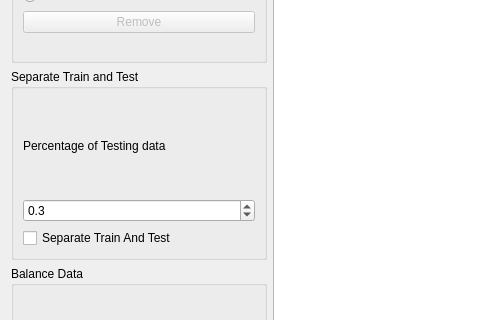
The window that GUI/Prepare.ui (salan668/FAE) describes before a commit, drawn with Qt 5; both pictures show x 0 to 480 and y 324 to 644 of the 1025 by 820 pixel window.
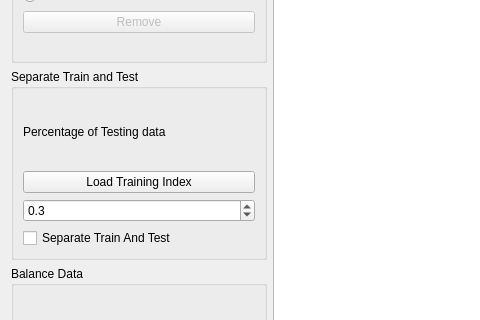
The same window after the commit.

Commit message: 1.Add a button to select same train/test set in Prepare 2.Add a function to find the best AUC value by one- standard error of the minimum criteria 3.Change AUC value of metric to a mean auc value after bootstraps 4.Change the curve of AUC vs feature number to a curve with standard error bar.

What changed in the file:
```diff
--- a/GUI/Prepare.ui
+++ b/GUI/Prepare.ui
@@ -126,6 +126,13 @@
               </property>
              </widget>
             </item>
+            <item>
+             <widget class="QPushButton" name="load_training_index">
+              <property name="text">
+               <string>Load Training Index</string>
+              </property>
+             </widget>
+            </item>
             <item>
              <widget class="QDoubleSpinBox" name="spinBoxSeparate">
               <property name="decimals">
```
The commit also changes 7 other files.
